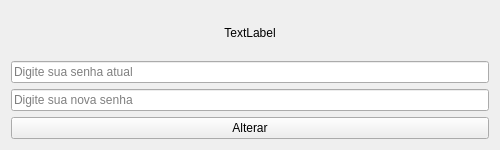
Old version of the form view/changepassword.ui in the repository ecsanchesjr/ProjetoSeguran-a.
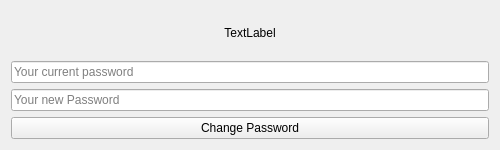
New version of the form.

Diff of the .ui file:
```diff
--- a/view/changepassword.ui
+++ b/view/changepassword.ui
@@ -42,7 +42,7 @@
    <item>
     <widget class="QLineEdit" name="lineEdit">
      <property name="placeholderText">
-      <string>Digite sua senha atual</string>
+      <string>Your current password</string>
      </property>
     </widget>
    </item>
@@ -55,14 +55,14 @@
       </sizepolicy>
      </property>
      <property name="placeholderText">
-      <string>Digite sua nova senha</string>
+      <string>Your new Password</string>
      </property>
     </widget>
    </item>
    <item>
     <widget class="QPushButton" name="pushButton">
      <property name="text">
-      <string>Alterar</string>
+      <string>Change Password</string>
      </property>
     </widget>
    </item>
```
